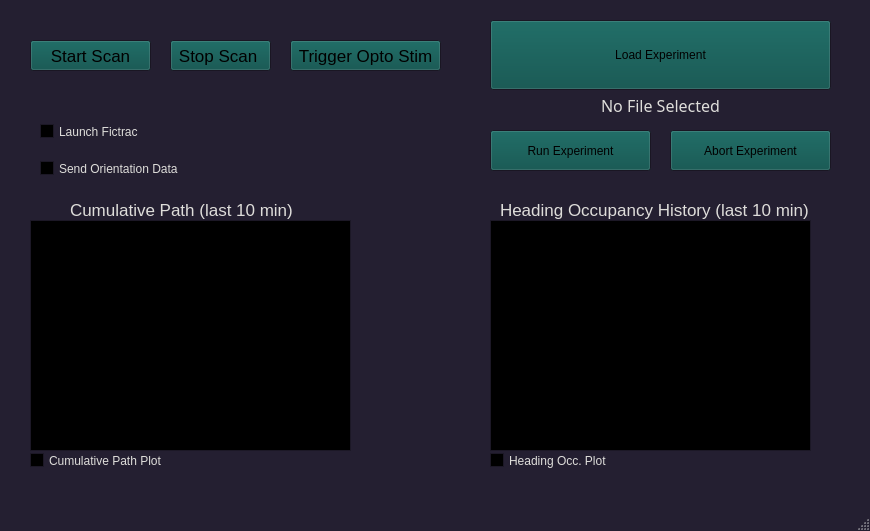
This is BumpBlaster5000/vr_interface/gui.ui in yfisher-lab/BumpBlaster5000 as Qt 5 draws it before an edit. The edited form follows.
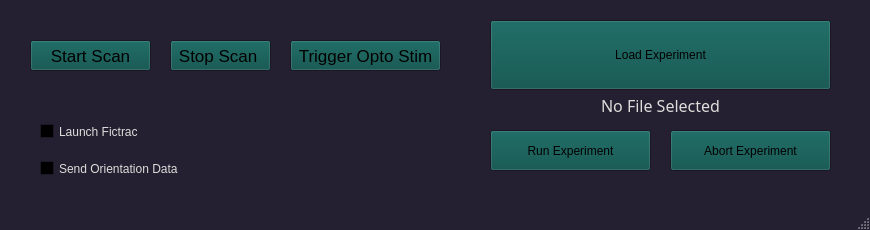
This is the edited form. Custom widgets are drawn as their Qt base class.

Commit message: make a pyqtgraph only version of the gui for using remote plots

```diff
--- a/BumpBlaster5000/vr_interface/gui.ui
+++ b/BumpBlaster5000/vr_interface/gui.ui
@@ -10,7 +10,7 @@
     <x>0</x>
     <y>0</y>
     <width>870</width>
-    <height>531</height>
+    <height>230</height>
    </rect>
   </property>
   <property name="palette">
@@ -533,16 +533,6 @@
      <string>Trigger Opto Stim</string>
     </property>
    </widget>
-   <widget class="PlotWidget" name="heading_occ_plotwidget">
-    <property name="geometry">
-     <rect>
-      <x>490</x>
-      <y>220</y>
-      <width>321</width>
-      <height>231</height>
-     </rect>
-    </property>
-   </widget>
    <widget class="QPushButton" name="exp_filepath_push">
     <property name="geometry">
      <rect>
@@ -578,25 +568,6 @@
      <set>Qt::AlignCenter</set>
     </property>
    </widget>
-   <widget class="QLabel" name="heading_occ_label">
-    <property name="geometry">
-     <rect>
-      <x>500</x>
-      <y>200</y>
-      <width>311</width>
-      <height>20</height>
-     </rect>
-    </property>
-    <property name="font">
-     <font>
-      <family>Arial</family>
-      <pointsize>13</pointsize>
-     </font>
-    </property>
-    <property name="text">
-     <string>Heading Occupancy History (last 10 min)</string>
-    </property>
-   </widget>
    <widget class="QPushButton" name="stop_scan_push">
     <property name="enabled">
      <bool>true</bool>
@@ -635,25 +606,6 @@
      <bool>false</bool>
     </property>
    </widget>
-   <widget class="QLabel" name="cumm_path_label">
-    <property name="geometry">
-     <rect>
-      <x>70</x>
-      <y>200</y>
-      <width>231</width>
-      <height>20</height>
-     </rect>
-    </property>
-    <property name="font">
-     <font>
-      <family>Arial</family>
-      <pointsize>13</pointsize>
-     </font>
-    </property>
-    <property name="text">
-     <string>Cumulative Path (last 10 min)</string>
-    </property>
-   </widget>
    <widget class="QCheckBox" name="send_orientation_toggle">
     <property name="geometry">
      <rect>
@@ -693,52 +645,9 @@
      <string>Abort Experiment</string>
     </property>
    </widget>
-   <widget class="PlotWidget" name="cumm_path_plotwidget">
-    <property name="geometry">
-     <rect>
-      <x>30</x>
-      <y>220</y>
-      <width>321</width>
-      <height>231</height>
-     </rect>
-    </property>
-   </widget>
-   <widget class="QCheckBox" name="cumm_path_checkbox">
-    <property name="geometry">
-     <rect>
-      <x>30</x>
-      <y>450</y>
-      <width>151</width>
-      <height>21</height>
-     </rect>
-    </property>
-    <property name="text">
-     <string>Cumulative Path Plot</string>
-    </property>
-   </widget>
-   <widget class="QCheckBox" name="heading_occ_checkbox">
-    <property name="geometry">
-     <rect>
-      <x>490</x>
-      <y>450</y>
-      <width>151</width>
-      <height>21</height>
-     </rect>
-    </property>
-    <property name="text">
-     <string>Heading Occ. Plot</string>
-    </property>
-   </widget>
   </widget>
   <widget class="QStatusBar" name="statusBar"/>
  </widget>
- <customwidgets>
-  <customwidget>
-   <class>PlotWidget</class>
-   <extends>QGraphicsView</extends>
-   <header>pyqtgraph</header>
-  </customwidget>
- </customwidgets>
  <resources/>
  <connections/>
  <designerdata>
```
The commit also changes 4 other files.
